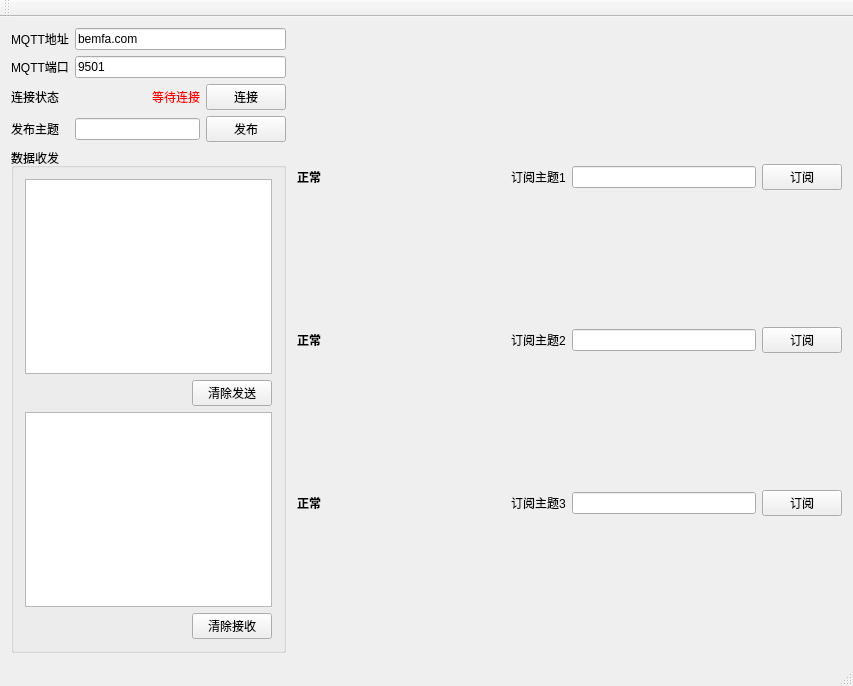
Qt form mymqtt.ui (liushui446/wulianwang_data_process) before a commit.
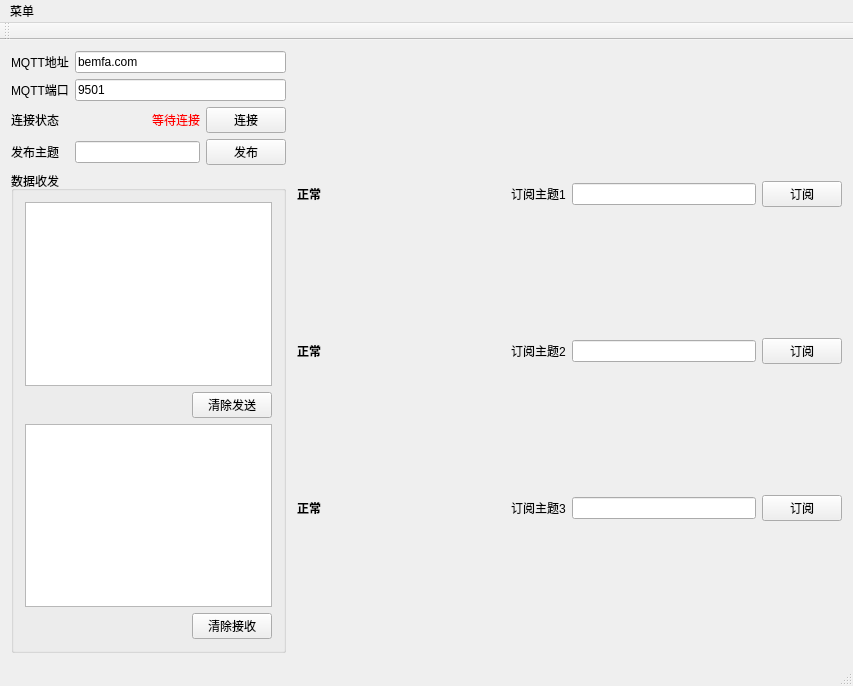
The same form after that commit.

What changed in the file:
```diff
--- a/mymqtt.ui
+++ b/mymqtt.ui
@@ -421,6 +421,13 @@
      <height>23</height>
     </rect>
    </property>
+   <widget class="QMenu" name="menu">
+    <property name="title">
+     <string>菜单</string>
+    </property>
+    <addaction name="actionsetting"/>
+   </widget>
+   <addaction name="menu"/>
   </widget>
   <widget class="QToolBar" name="mainToolBar">
    <attribute name="toolBarArea">
```
Left out of the diff: 5 changed lines with no effect on the pictures.
